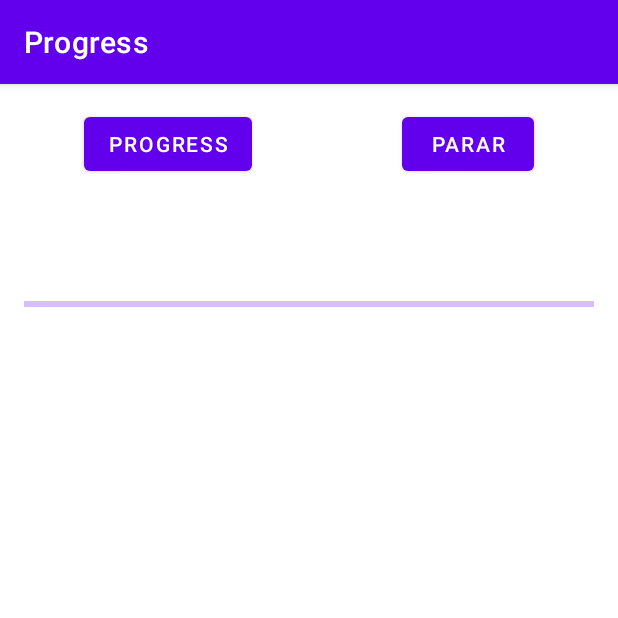
After one commit to Rphmelo/Android_3SIS_2022, an Android app: the ProgressActivity screen opened directly, with no data from a screen before it, on a phone screen of 412 x 824 dp, the top half of it. The commit adds this screen. Run offline under Robolectric (Android 15) with nearby library versions, the phone set to English and light mode, and no system bars.

Commit message:
add project

```diff
--- a/Progress/app/build.gradle
+++ b/Progress/app/build.gradle
@@ -7,7 +7,7 @@ android {
     compileSdk 32
 
     defaultConfig {
-        applicationId "br.com.fiap.Progress"
+        applicationId "br.com.fiap.progress"
         minSdk 26
         targetSdk 32
         versionCode 1
--- /dev/null
+++ b/Progress/app/src/main/java/br/com/fiap/Progress/ProgressActivity.kt
@@ -0,0 +1,66 @@
+package br.com.fiap.progress
+
+import android.content.Context
+import android.content.Intent
+import androidx.appcompat.app.AppCompatActivity
+import android.os.Bundle
+import android.util.Log
+import androidx.lifecycle.lifecycleScope
+import br.com.fiap.progress.databinding.ActivityProgressBinding
+import kotlinx.coroutines.*
+
+class ProgressActivity : AppCompatActivity() {
+
+    private lateinit var binding: ActivityProgressBinding
+    private var launch: Job? = null
+
+    override fun onCreate(savedInstanceState: Bundle?) {
+        super.onCreate(savedInstanceState)
+        binding = ActivityProgressBinding.inflate(layoutInflater)
+        setContentView(binding.root)
+        setupButtons()
+    }
+
+    private fun setupButtons() {
+        with(binding) {
+            buttonStartProgress.setOnClickListener {
+                startProgress()
+            }
+
+            buttonStopProgress.setOnClickListener {
+                launch?.cancel()
+            }
+        }
+    }
+
+    private fun startProgress() {
+        var currentProgress = 0
+        var countDelayTotal = 0L
+        var countDelay: Long
+
+        launch = lifecycleScope.launch(Dispatchers.Main) {
+            while(currentProgress < 100) {
+                currentProgress += CoroutineFactory.getRandomNumbers()
+                countDelay = CoroutineFactory.getRandomDelays()
+                countDelayTotal += countDelay
+                Log.d("Finalizou o ASYNC", "Finalizou o ASYNC")
+                binding.launchProgressBar.progress = currentProgress
+                binding.labelPercentage.text = "$currentProgress%"
+                if(currentProgress < 100) {
+                    delay(countDelay)
+                    Log.d("Finalizou o DELAY", "Finalizou o DELAY")
+                }
+            }
+            binding.labelPercentage.text = "Finalizado em ${countDelayTotal / 1000} segundos."
+        }
+
+        Log.d("Fora do while", "Fora do while")
+    }
+
+    companion object {
+        fun buildIntent(context: Context) = Intent(
+            context,
+            ProgressActivity::class.java
+        )
+    }
+}
--- /dev/null
+++ b/Progress/app/src/main/res/layout/activity_progress.xml
@@ -0,0 +1,56 @@
+<?xml version="1.0" encoding="utf-8"?>
+<androidx.constraintlayout.widget.ConstraintLayout xmlns:android="http://schemas.android.com/apk/res/android"
+    xmlns:app="http://schemas.android.com/apk/res-auto"
+    xmlns:tools="http://schemas.android.com/tools"
+    android:layout_width="match_parent"
+    android:layout_height="match_parent"
+    tools:context=".ProgressActivity">
+
+    <com.google.android.material.button.MaterialButton
+        android:id="@+id/button_start_progress"
+        android:layout_width="wrap_content"
+        android:layout_height="wrap_content"
+        android:text="@string/progress_button_label"
+        app:layout_constraintStart_toStartOf="parent"
+        app:layout_constraintTop_toTopOf="parent"
+        android:layout_marginTop="@dimen/spacing_md"
+        android:layout_marginStart="@dimen/spacing_xxxxl"
+        />
+
+    <com.google.android.material.button.MaterialButton
+        android:id="@+id/button_stop_progress"
+        android:layout_width="wrap_content"
+        android:layout_height="wrap_content"
+        android:text="@string/stop_button_label"
+        app:layout_constraintEnd_toEndOf="parent"
+        app:layout_constraintTop_toTopOf="parent"
+        android:layout_marginTop="@dimen/spacing_md"
+        android:layout_marginEnd="@dimen/spacing_xxxxl"
+        />
+
+    <TextView
+        android:id="@+id/label_percentage"
+        android:layout_width="wrap_content"
+        android:layout_height="wrap_content"
+        app:layout_constraintTop_toBottomOf="@+id/button_start_progress"
+        app:layout_constraintStart_toStartOf="parent"
+        app:layout_constraintEnd_toEndOf="parent"
+        android:layout_marginStart="@dimen/spacing_md"
+        android:layout_marginTop="@dimen/spacing_xl"
+        android:textSize="@dimen/font_size_md"
+        tools:text="40%"
+        style="@style/TextAppearance.AppCompat.Body2"
+        />
+
+    <com.google.android.material.progressindicator.LinearProgressIndicator
+        android:id="@+id/launch_progress_bar"
+        android:layout_width="match_parent"
+        android:layout_height="wrap_content"
+        app:layout_constraintEnd_toEndOf="parent"
+        app:layout_constraintStart_toStartOf="parent"
+        android:layout_marginTop="@dimen/spacing_md"
+        android:layout_marginHorizontal="@dimen/spacing_md"
+        app:layout_constraintTop_toBottomOf="@+id/label_percentage"
+        />
+
+</androidx.constraintlayout.widget.ConstraintLayout>
--- a/Progress/app/src/main/res/values/strings.xml
+++ b/Progress/app/src/main/res/values/strings.xml
@@ -1,3 +1,6 @@
 <resources>
     <string name="app_name">Progress</string>
+    <string name="progress_button_label">Progress</string>
+    <string name="stop_button_label">Parar</string>
+    <string name="show_toast_label">Mostrar Toast</string>
 </resources>
```
Also changed, not shown: Progress/app/src/main/AndroidManifest.xml (+7 -1 lines), Progress/app/src/main/java/br/com/fiap/Progress/CoroutineFactory.kt (added, +43 -0 lines), Progress/app/src/main/java/br/com/fiap/Progress/FibonacciActivity.kt (added, +47 -0 lines), Progress/app/src/main/java/br/com/fiap/Progress/MainActivity.kt (+15 -2 lines), Progress/app/src/main/res/layout/activity_fibonacci.xml (added, +34 -0 lines), Progress/app/src/main/res/layout/activity_main.xml (+9 -5 lines), Progress/app/src/main/res/values/dimen.xml (added, +21 -0 lines), Progress/gradle/wrapper/gradle-wrapper.properties, 3 other files.
